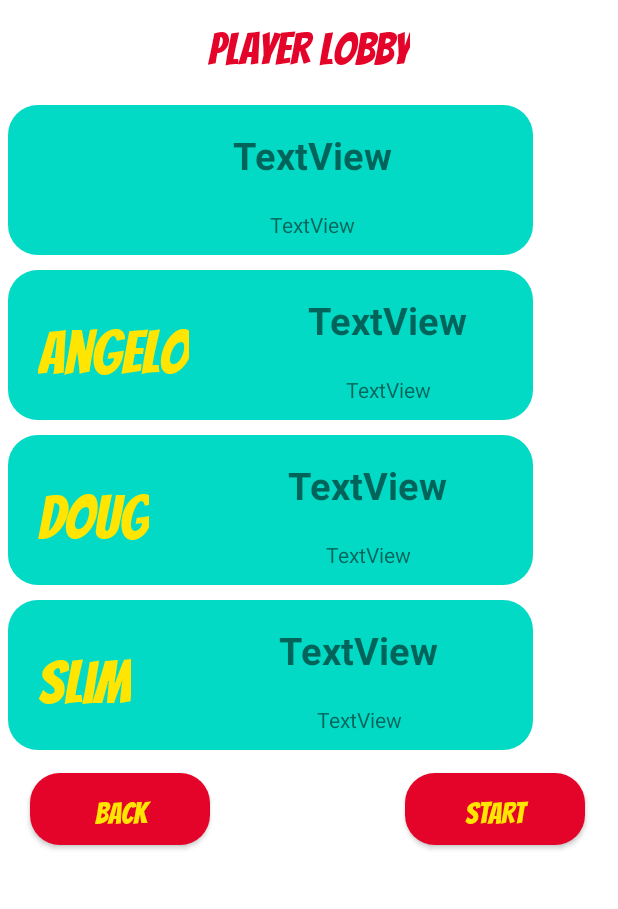
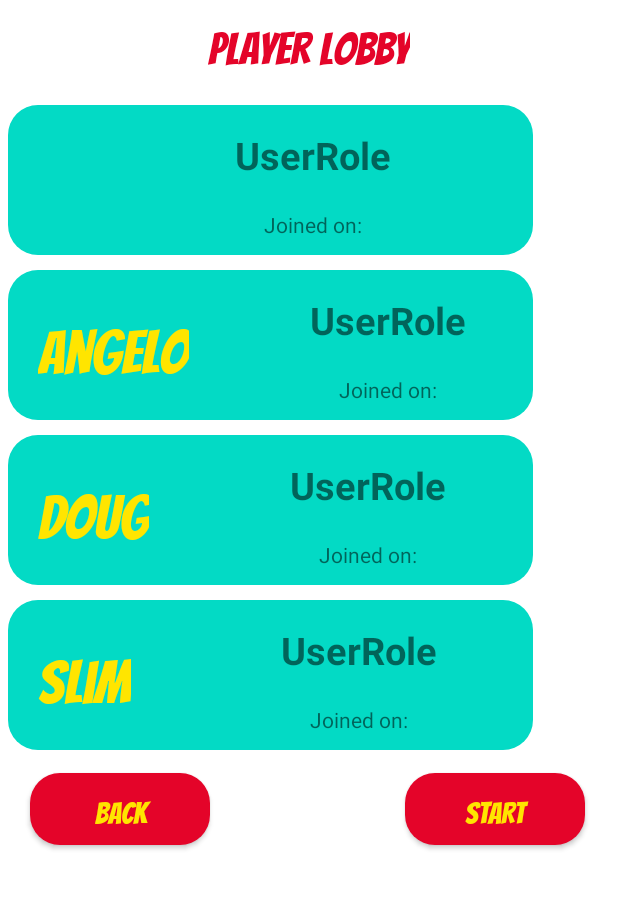
Before and after one commit to uni-aau/delta-dkt, an Android app: the LobbyViewActivity screen opened directly, with no data from a screen before it, on a phone screen of 412 x 824 dp, the part 150-1059 px from its top. Run offline under Robolectric (Android 15) with nearby library versions, the phone set to English and light mode, and no system bars; network calls fail.

Commit message:
fix: added hardcoded Strings

```diff
--- a/app/src/main/res/layout/recycler_view_user_row.xml
+++ b/app/src/main/res/layout/recycler_view_user_row.xml
@@ -33,7 +33,7 @@
         android:layout_marginStart="32dp"
         android:layout_marginTop="16dp"
         android:layout_marginEnd="16dp"
-        android:text="TextView"
+        android:text="@string/UserRole"
         android:textSize="25sp"
         android:textStyle="bold"
         app:layout_constraintEnd_toEndOf="parent"
@@ -48,7 +48,7 @@
         android:layout_marginTop="16dp"
         android:layout_marginEnd="16dp"
         android:layout_marginBottom="8dp"
-        android:text="TextView"
+        android:text="@string/JoiningTime"
         app:layout_constraintBottom_toBottomOf="parent"
         app:layout_constraintEnd_toEndOf="parent"
         app:layout_constraintStart_toEndOf="@+id/userName_txt"
```
